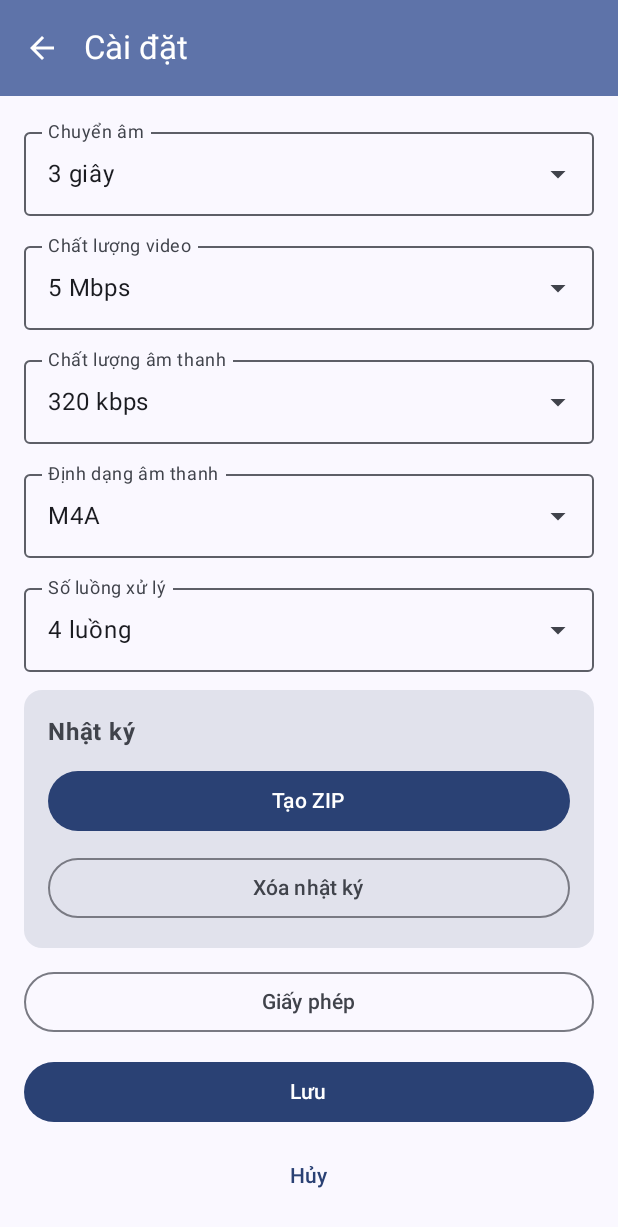
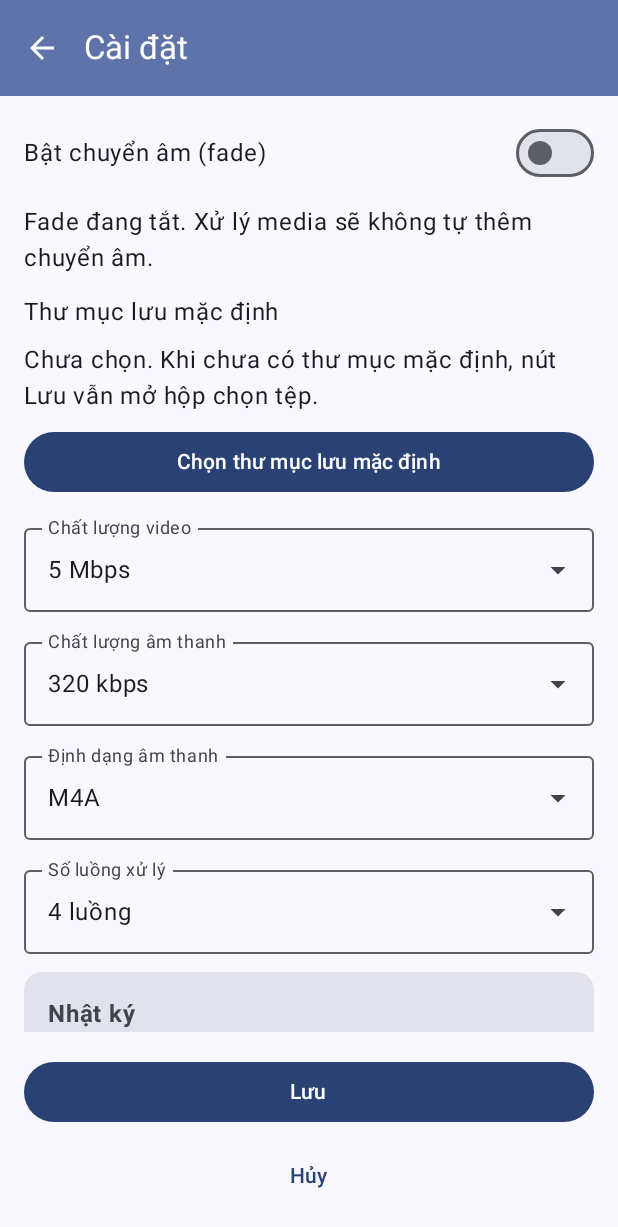
Before and after one commit to tvhuy99-web/Remix-Remix-Media-Tool556, an Android app built with Jetpack Compose: the SettingsScreen screen opened through its navigation route, on a phone screen of 412 x 824 dp. Shown: the top 1227 px of the screen. Run offline under Robolectric (Android 15) with nearby library versions, the light colour scheme and no system bars; pictures from the network do not load.

Commit message:
Add explicit fade and default save folder settings

```diff
--- a/app/src/main/java/com/aistudio/mediatool/ui/screens/SettingsScreen.kt
+++ b/app/src/main/java/com/aistudio/mediatool/ui/screens/SettingsScreen.kt
@@ -1,5 +1,9 @@
 package com.aistudio.mediatool.ui.screens
 
+import android.content.Intent
+import android.net.Uri
+import androidx.activity.compose.rememberLauncherForActivityResult
+import androidx.activity.result.contract.ActivityResultContracts
 import androidx.compose.foundation.layout.Arrangement
 import androidx.compose.foundation.layout.Column
 import androidx.compose.foundation.layout.fillMaxSize
@@ -28,8 +32,10 @@
 import androidx.compose.ui.platform.LocalContext
 import androidx.compose.ui.unit.dp
 import androidx.navigation.NavController
+import com.aistudio.mediatool.core.DocumentUtils
 import com.aistudio.mediatool.core.SettingsManager
 import com.aistudio.mediatool.core.ml.OnnxAcceleration
+import com.aistudio.mediatool.ui.components.AccessibleSwitchRow
 import com.aistudio.mediatool.ui.components.DiagnosticReportCard
 import com.aistudio.mediatool.ui.components.ToolScaffold
 
@@ -40,13 +46,25 @@
     var vidIndex by rememberSaveable { mutableStateOf(SettingsManager.getVidQualityIndex(context)) }
     var audIndex by rememberSaveable { mutableStateOf(SettingsManager.getAudBitrateIndex(context)) }
     var fmtIndex by rememberSaveable { mutableStateOf(SettingsManager.getAudFormatIndex(context)) }
+    var fadeEnabled by rememberSaveable { mutableStateOf(SettingsManager.isFadeEnabled(context)) }
     var fadeDuration by rememberSaveable { mutableStateOf(SettingsManager.getFadeDurationSec(context)) }
     var numThreadsIndex by rememberSaveable { mutableStateOf(SettingsManager.getNumThreadsIndex(context)) }
+    var defaultSaveTreeUri by rememberSaveable { mutableStateOf(SettingsManager.getDefaultSaveTreeUri(context)) }
     var showNotices by rememberSaveable { mutableStateOf(false) }
     val thirdPartyNotices = remember(context) {
         runCatching {
             context.assets.open("third_party_notices.txt").bufferedReader().use { it.readText() }
         }.getOrElse { "Không đọc được giấy phép." }
+    }
+
+    val folderPicker = rememberLauncherForActivityResult(ActivityResultContracts.OpenDocumentTree()) { uri: Uri? ->
+        uri ?: return@rememberLauncherForActivityResult
+        val flags = Intent.FLAG_GRANT_READ_URI_PERMISSION or Intent.FLAG_GRANT_WRITE_URI_PERMISSION
+        runCatching {
+            context.contentResolver.takePersistableUriPermission(uri, flags)
+        }.onSuccess {
+            defaultSaveTreeUri = uri.toString()
+        }
     }
 
     if (showNotices) {
@@ -77,12 +95,54 @@
                     .padding(16.dp),
                 verticalArrangement = Arrangement.spacedBy(12.dp),
             ) {
-                SimpleDropdown(
-                    label = "Chuyển âm",
-                    values = (0..10).map { if (it == 0) "Tắt" else "$it giây" },
-                    selectedIndex = fadeDuration,
-                    onSelected = { fadeDuration = it },
+                AccessibleSwitchRow(
+                    label = "Bật chuyển âm (fade)",
+                    checked = fadeEnabled,
+                    onCheckedChange = { fadeEnabled = it },
                 )
+                if (fadeEnabled) {
+                    SimpleDropdown(
+                        label = "Thời lượng fade",
+                        values = (1..10).map { "$it giây" },
+                        selectedIndex = (fadeDuration - 1).coerceIn(0, 9),
+                        onSelected = { fadeDuration = it + 1 },
+                    )
+                    Text("Fade chỉ được áp dụng khi công tắc trên đang bật.")
+                } else {
+                    Text("Fade đang tắt. Xử lý media sẽ không tự thêm chuyển âm.")
+                }
+
+                Column(
+                    modifier = Modifier.fillMaxWidth(),
+                    verticalArrangement = Arrangement.spacedBy(8.dp),
+                ) {
+                    Text("Thư mục lưu mặc định")
+                    Text(
+                        defaultSaveTreeUri?.let { value ->
+                            val uri = Uri.parse(value)
+                            "Đã chọn: ${DocumentUtils.displayName(context, uri)}"
+                        } ?: "Chưa chọn. Khi chưa có thư mục mặc định, nút Lưu vẫn mở hộp chọn tệp.",
+                    )
+                    Button(
+                        onClick = { folderPicker.launch(defaultSaveTreeUri?.let(Uri::parse)) },
+                        modifier = Modifier.fillMaxWidth(),
+                    ) {
+                        Text(if (defaultSaveTreeUri == null) "Chọn thư mục lưu mặc định" else "Đổi thư mục lưu mặc định")
+                    }
+                    if (defaultSaveTreeUri != null) {
+                        OutlinedButton(
+                            onClick = { defaultSaveTreeUri = null },
+                            modifier = Modifier.fillMaxWidth(),
+                        ) {
+                            Text("Bỏ thư mục lưu mặc định")
+                        }
+                        Text(
+                            "Sau khi lưu cài đặt, nút Lưu ở các công cụ sẽ ghi thẳng vào thư mục này và không hỏi tên/vị trí nữa. " +
+                                "Các công cụ còn tạo kết quả tạm vẫn cần sao chép dữ liệu khi bạn bấm Lưu.",
+                        )
+                    }
+                }
+
                 SimpleDropdown(
                     label = "Chất lượng video",
                     values = listOf("2 Mbps", "5 Mbps", "10 Mbps", "20 Mbps", "50 Mbps"),
@@ -127,7 +187,9 @@
                         SettingsManager.setVidQualityIndex(context, vidIndex)
                         SettingsManager.setAudBitrateIndex(context, audIndex)
                         SettingsManager.setAudFormatIndex(context, fmtIndex)
+                        SettingsManager.setFadeEnabled(context, fadeEnabled)
                         SettingsManager.setFadeDurationSec(context, fadeDuration)
+                        SettingsManager.setDefaultSaveTreeUri(context, defaultSaveTreeUri)
                         SettingsManager.setNumThreadsIndex(context, numThreadsIndex)
                         SettingsManager.setHardwareAccelIndex(context, OnnxAcceleration.XNNPACK.settingsIndex)
                         navController.popBackStack()
```
